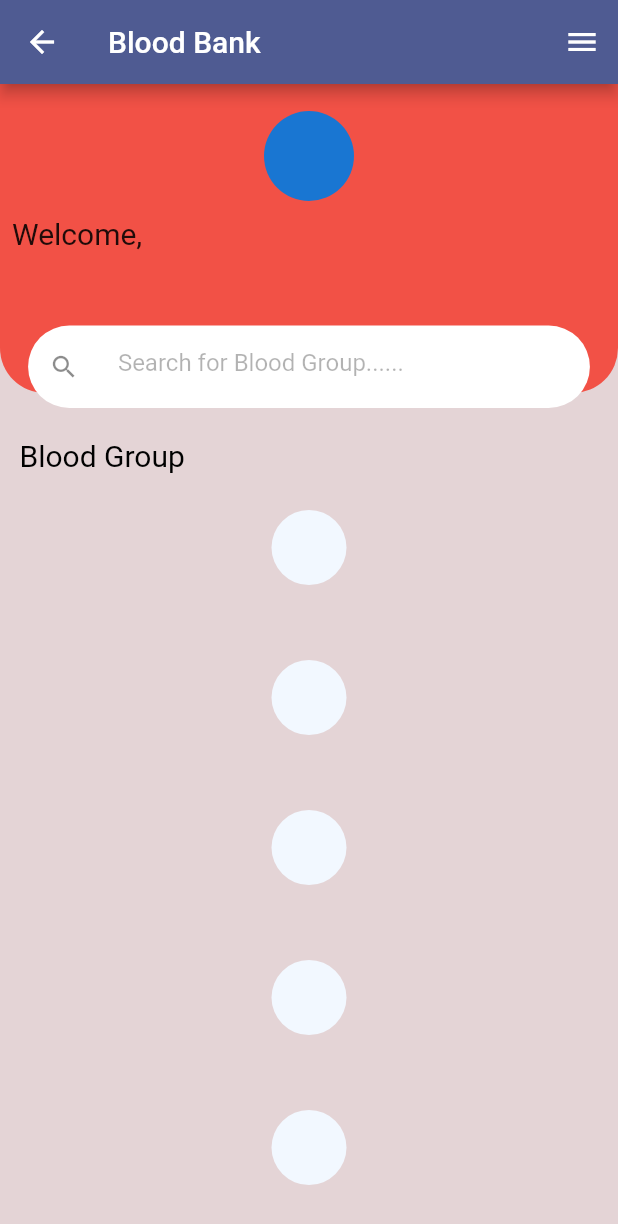
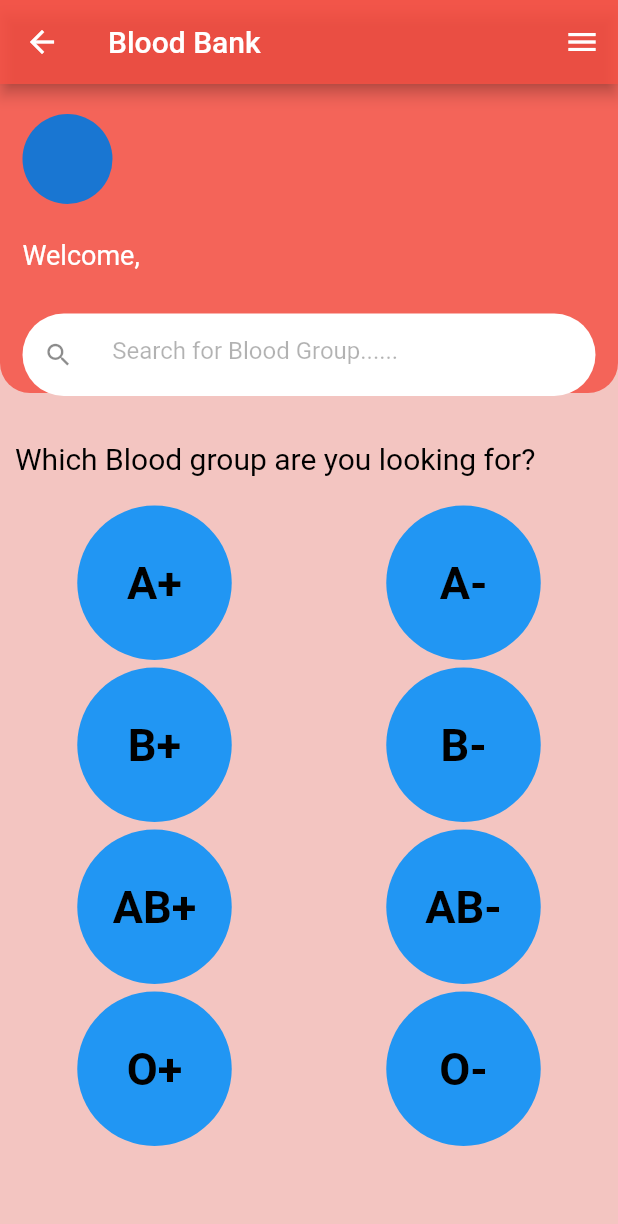
Before and after one commit to ar-riifat/virtual_aid, a Flutter app: the BloodHome screen opened directly, on a phone screen of 412 x 824 dp. Shown: the top 1224 px of the screen. Run offline on Flutter 3.47's test engine with Material 2 defaults, Android fonts, the phone set to English and light mode, and no system bars; our stand-ins replace awesome_dialog, cloud_firestore, email_validator, firebase_auth, firebase_core, firebase_storage and 3 more; accounts and stored records are empty.

Commit message:
Add files via upload

```diff
--- a/lib/Blood Bank/BloodHome.dart
+++ b/lib/Blood Bank/BloodHome.dart
@@ -1,72 +1,112 @@
 import 'package:firebase_auth/firebase_auth.dart';
 import 'package:flutter/material.dart';
+import 'package:material_design_icons_flutter/material_design_icons_flutter.dart';
+import 'DonorList.dart' ;
 
 class BloodHome extends StatelessWidget {
   @override
   Widget build(BuildContext context) {
+    final user = FirebaseAuth.instance.currentUser!;
     return Scaffold(
-      backgroundColor: Color.fromARGB(255, 228, 212, 214),
+      backgroundColor: const Color.fromARGB(255, 243, 197, 193),
+      endDrawer: Drawer(
+        child: Container(
+          color: Colors.red.withOpacity(0.65),
+          child: ListView(
+            children: [
+              ListTile(
+                leading: const Icon(MdiIcons.doctor),
+                title: const Text(
+                  "List All Blood Donor",
+                  style: TextStyle(
+                    fontSize: 21,
+                    color: Colors.white,
+                  ),
+                ),
+                onTap: () {},
+              ),
+              const Divider(color: Colors.black),
+              ListTile(
+                leading: const Icon(MdiIcons.note),
+                title: const Text(
+                  "Dummy",
+                  style: TextStyle(
+                    fontSize: 21,
+                    color: Colors.white,
+                  ),
+                ),
+                onTap: () {},
+              ),
+              const Divider(color: Colors.black),
+              ListTile(
+                leading: const Icon(MdiIcons.heart),
+                title: const Text(
+                  "Dummy",
+                  style: TextStyle(
+                    fontSize: 21,
+                    color: Colors.white,
+                  ),
+                ),
+                onTap: () {},
+              ),
+              const Divider(color: Colors.black),
+            ],
+          ),
+        ),
+      ),
       appBar: AppBar(
-        title: const Text("Blood Bank"),
-        actions: [
-          PopupMenuButton<int>(
-            color: const Color.fromARGB(255, 204, 200, 200),
-            icon: const Icon(Icons.menu),
-            itemBuilder: (BuildContext context) => <PopupMenuEntry<int>>[
-              const PopupMenuItem<int>(
-                value: 0,
-                child: Text('List All Donor'),
-              ),
-            ],
-            onSelected: (int value) {
-              if (value == 0) {}
-            },
-          ),
-        ],
+        title: const Text('Blood Bank'),
+        backgroundColor: Colors.red.withOpacity(0.85),
       ),
       body: SingleChildScrollView(
         child: Stack(
           children: [
             Container(
               width: MediaQuery.of(context).size.width,
-              height: MediaQuery.of(context).size.height / 4,
+              height: MediaQuery.of(context).size.height / 4.0,
               decoration: BoxDecoration(
-                color: Colors.red.withOpacity(0.9),
+                color: Colors.red.withOpacity(0.75),
                 borderRadius: const BorderRadius.only(
-                  bottomLeft: Radius.circular(30),
-                  bottomRight: Radius.circular(30),
+                  bottomLeft: Radius.circular(20),
+                  bottomRight: Radius.circular(20),
                 ),
               ),
             ),
             Padding(
-              padding: const EdgeInsets.all(8.0),
+              padding: const EdgeInsets.only(top: 20),
               child: Column(
                 children: [
-                  const Padding(
-                    padding: EdgeInsets.all(10.0),
-                    child: CircleAvatar(
+                  Padding(
+                    padding: const EdgeInsets.symmetric(horizontal: 15),
+                    child: Column(
+                      crossAxisAlignment: CrossAxisAlignment.start,
+                      children: [
+                        const CircleAvatar(
                           radius: 30,
+                          //backgroundImage: AssetImage('User Photo from Firebase'),
                         ),
-                  ),
+                        const SizedBox(height: 20),
                         Row(
                           children: [
                             const Text(
-                        "Welcome, ",
+                              "Welcome,", //Also add username from Firebase
                               style: TextStyle(
-                          fontSize: 20,
+                                color: Colors.white,
+                                fontSize: 18,
                               ),
                             ),
                             Text(
-                        FirebaseAuth.instance.currentUser!.email!,
+                              user.email!,
                               style: const TextStyle(
-                          fontSize: 20,
+                                fontSize: 24,
                               ),
                             ),
                           ],
                         ),
+                        const SizedBox(height: 15),
                         Container(
-                    margin: const EdgeInsets.only(top: 50, bottom: 10),
-                    width: MediaQuery.of(context).size.width / 1.1,
+                          margin: const EdgeInsets.only(top: 10, bottom: 10),
+                          width: MediaQuery.of(context).size.width,
                           height: 55,
                           alignment: Alignment.center,
                           decoration: BoxDecoration(
@@ -87,42 +127,63 @@ class BloodHome extends StatelessWidget {
                             ),
                           ),
                         ),
+                      ],
+                    ),
+                  ),
                   Container(
                     // decoration: BoxDecoration(
                     //   color: Colors.blue,
                     // ),
                     padding: const EdgeInsets.only(
-                      left: 5,
-                      top: 10,
+                      left: 10,
+                      top: 20,
+                      bottom: 20,
                     ),
                     alignment: AlignmentDirectional.centerStart,
                     child: const Text(
-                      'Blood Group',
+                      'Which Blood group are you looking for?',
                       style: TextStyle(
                         fontSize: 20,
                         color: Colors.black,
                       ),
                     ),
                   ),
-                  Container(
-                    child: ListView.builder(
-                      scrollDirection: Axis.vertical,
+                  GridView.builder(
                     shrinkWrap: true,
+                    physics:const NeverScrollableScrollPhysics(),
+                    gridDelegate: SliverGridDelegateWithFixedCrossAxisCount(
+                    crossAxisCount: 2,
+                    childAspectRatio: 2,
+                    mainAxisSpacing: 5,
+
+                     ),
                      itemCount: bloodGroup.length,
-                      itemBuilder: (context, index) => Column(
-                        children: [
-                          Container(
-                            width: 50,
-                            height: 100,
-                            decoration: const BoxDecoration(
-                              color: Color(0xFFF2F8FF),
-                              shape: BoxShape.circle,
+                     itemBuilder: (context, index) {
+                       return InkWell(
+                        onTap: () {
+                          Navigator.of(context).push(
+                            MaterialPageRoute(
+                              builder: (_) {
+                                return DonorList();
+                              },
                             ),
-                          ),
-                        ],
+                          );
+                        },
+                         child: CircleAvatar(
+                          backgroundColor: Colors.blue,
+                          child:Text(
+                            bloodGroup[index],
+                            style: const TextStyle(
+                            color:Colors.black,
+                            fontSize: 30,
+                            fontWeight: FontWeight.bold
                             ),
                           ),
                                              ),
+                       );
+                     }
+                  ),
+                  const SizedBox(height: 10),
                 ],
               ),
             ),
@@ -134,12 +195,12 @@ class BloodHome extends StatelessWidget {
 }
 
 List bloodGroup = [
-  "",
-  "",
-  "",
-  "",
-  "",
-  "",
-  "",
-  "",
+  'A+',
+  'A-',
+  'B+',
+  'B-',
+  'AB+',
+  'AB-',
+  'O+',
+  'O-',
 ];
```
Also changed, not shown: lib/Ambulance/AmbulanceHome.dart (added, +18 -0 lines), lib/Blood Bank/DonorList.dart (added, +51 -0 lines), lib/CreateCase/CaseHome.dart (added, +15 -0 lines), lib/Doctor Appoinment/HomeScreen.dart (+65 -38 lines), lib/Homepage/BottomHomePage.dart (+69 -27 lines). Lines whose indentation alone changed are shown as unchanged.
